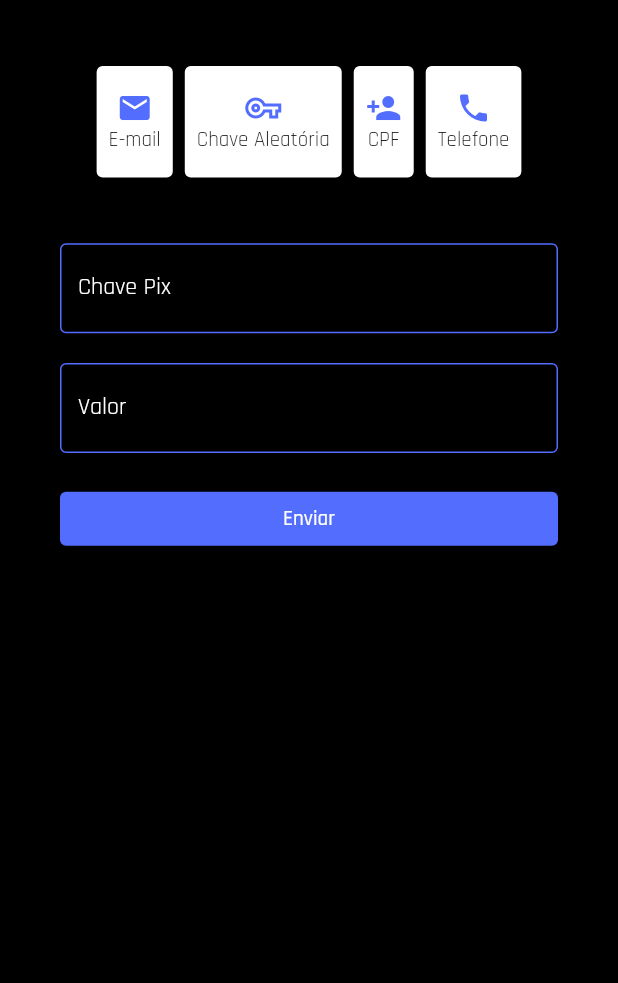
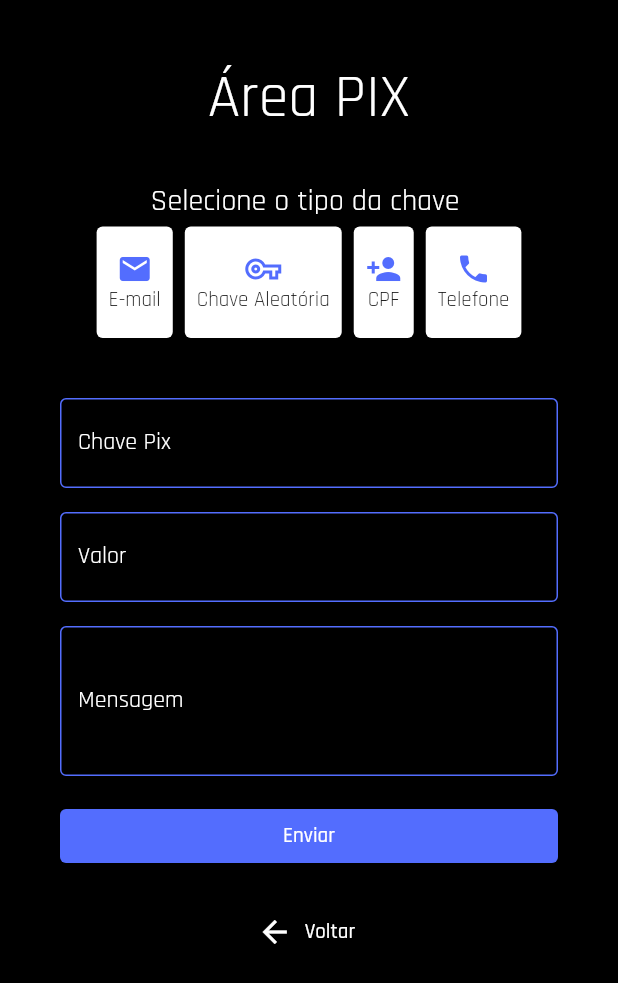
Before and after one commit to mechztcc/flutter-bank, a Flutter app: the PixAreaPage screen opened by its route, on a phone screen of 412 x 824 dp. Shown: the top 983 px of the screen. Run offline on Flutter 3.47's test engine with Material 2 defaults, Android fonts, the phone set to English and light mode, and no system bars; our stand-ins replace flutter_modular, mobx; generated files the repository leaves out were written again.

Commit message:
add back button to area pix

```diff
--- a/lib/app/modules/dashboard/widgets/pix_area_form_widget.dart
+++ b/lib/app/modules/dashboard/widgets/pix_area_form_widget.dart
@@ -1,5 +1,6 @@
 import 'package:flutter/material.dart';
 import 'package:flutter_bank/app/modules/dashboard/dashboard_store.dart';
+import 'package:flutter_modular/flutter_modular.dart';
 import 'package:provider/provider.dart';
 
 class PixAreaFormWidget extends StatelessWidget {
@@ -22,6 +23,23 @@ class PixAreaFormWidget extends StatelessWidget {
         children: [
           const SizedBox(
             height: 40,
+          ),
+          const Text(
+            'Área PIX',
+            style: TextStyle(
+              fontSize: 40,
+              color: Colors.white,
+            ),
+          ),
+          const SizedBox(
+            height: 30,
+          ),
+          const Text(
+            'Selecione o tipo da chave ',
+            style: TextStyle(
+              fontSize: 20,
+              color: Colors.white,
+            ),
           ),
           SizedBox(
             height: _height * 0.1,
@@ -46,7 +64,7 @@ class PixAreaFormWidget extends StatelessWidget {
           Padding(
             padding: const EdgeInsets.symmetric(horizontal: 40, vertical: 20),
             child: SizedBox(
-              height: _height * 0.3,
+              height: _height * 0.5,
               width: _width,
               child: Form(
                 child: Column(
@@ -84,6 +102,23 @@ class PixAreaFormWidget extends StatelessWidget {
                         ),
                       ),
                     ),
+                    TextFormField(
+                      maxLines: 3,
+                      style: TextStyle(
+                        color: Colors.white,
+                      ),
+                      decoration: const InputDecoration(
+                        label: Text(
+                          'Mensagem',
+                          style: TextStyle(
+                            color: Colors.white,
+                          ),
+                        ),
+                        enabledBorder: OutlineInputBorder(
+                          borderSide: BorderSide(color: Colors.indigoAccent),
+                        ),
+                      ),
+                    ),
                     SizedBox(
                       width: _width,
                       child: ElevatedButton(
@@ -97,6 +132,24 @@ class PixAreaFormWidget extends StatelessWidget {
                         ),
                       ),
                     ),
+                    SizedBox(
+                      width: _width,
+                      child: ElevatedButton.icon(
+                        onPressed: () {
+                          Modular.to.pushReplacementNamed('/dashboard/');
+                        },
+                        icon: Icon(Icons.arrow_back, color: Colors.white),
+                        label: Text(
+                          'Voltar',
+                          style: TextStyle(
+                            color: Colors.white,
+                          ),
+                        ),
+                        style: ElevatedButton.styleFrom(
+                          primary: Colors.transparent,
+                        ),
+                      ),
+                    ),
                   ],
                 ),
               ),
```
